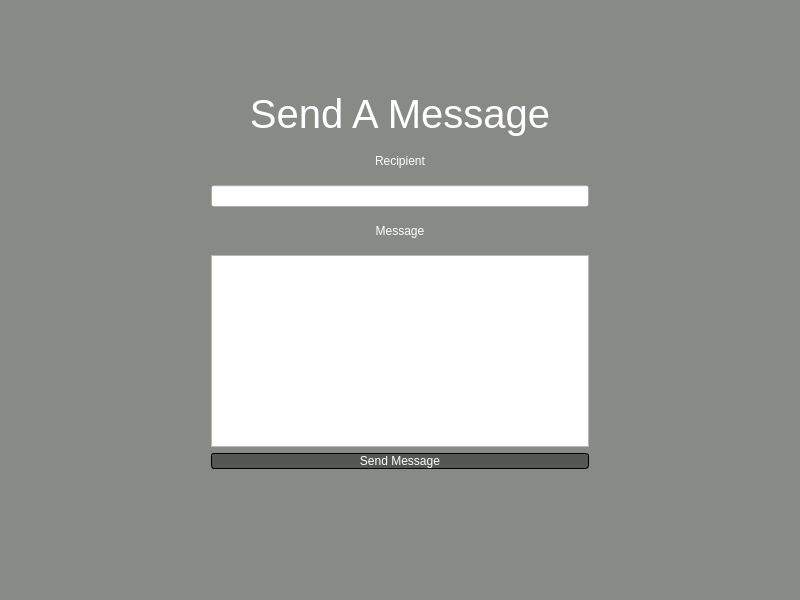
Before: the Qt Designer form sendmessage.ui in AhmedMuktar1/SDIApplicationGroup51, drawn with Qt 5.
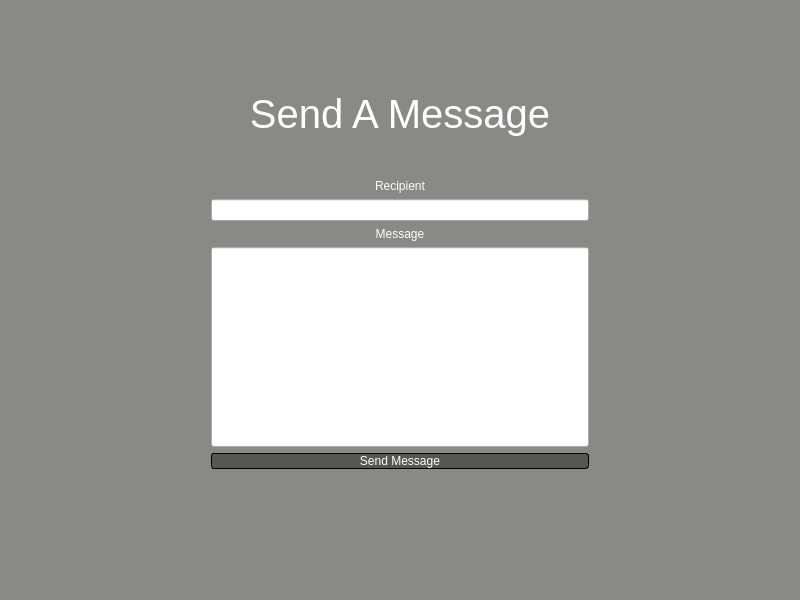
After: the same form once the commit is applied.

```diff
--- a/sendmessage.ui
+++ b/sendmessage.ui
@@ -85,7 +85,26 @@
         <number>20</number>
        </property>
        <item>
-        <widget class="QLabel" name="label">
+        <spacer name="verticalSpacer">
+         <property name="orientation">
+          <enum>Qt::Vertical</enum>
+         </property>
+         <property name="sizeHint" stdset="0">
+          <size>
+           <width>20</width>
+           <height>40</height>
+          </size>
+         </property>
+        </spacer>
+       </item>
+       <item>
+        <widget class="QLabel" name="SAMRecipientLabel">
+         <property name="sizePolicy">
+          <sizepolicy hsizetype="Preferred" vsizetype="Fixed">
+           <horstretch>0</horstretch>
+           <verstretch>0</verstretch>
+          </sizepolicy>
+         </property>
          <property name="text">
           <string>Recipient</string>
          </property>
@@ -95,10 +114,16 @@
         </widget>
        </item>
        <item>
-        <widget class="QLineEdit" name="lineEdit"/>
+        <widget class="QLineEdit" name="SAMRecipientInput"/>
        </item>
        <item>
-        <widget class="QLabel" name="label_2">
+        <widget class="QLabel" name="SAMMessageLabel">
+         <property name="sizePolicy">
+          <sizepolicy hsizetype="Preferred" vsizetype="Fixed">
+           <horstretch>0</horstretch>
+           <verstretch>0</verstretch>
+          </sizepolicy>
+         </property>
          <property name="text">
           <string>Message</string>
          </property>
@@ -108,17 +133,17 @@
         </widget>
        </item>
        <item>
-        <widget class="QTextBrowser" name="textBrowser">
+        <widget class="QLineEdit" name="lineEdit">
          <property name="sizePolicy">
-          <sizepolicy hsizetype="Expanding" vsizetype="Fixed">
+          <sizepolicy hsizetype="Expanding" vsizetype="Preferred">
            <horstretch>0</horstretch>
            <verstretch>0</verstretch>
           </sizepolicy>
          </property>
          <property name="minimumSize">
           <size>
-           <width>150</width>
-           <height>0</height>
+           <width>0</width>
+           <height>200</height>
           </size>
          </property>
         </widget>
```
Left out of the diff: 4 changed lines with no effect on the pictures.
